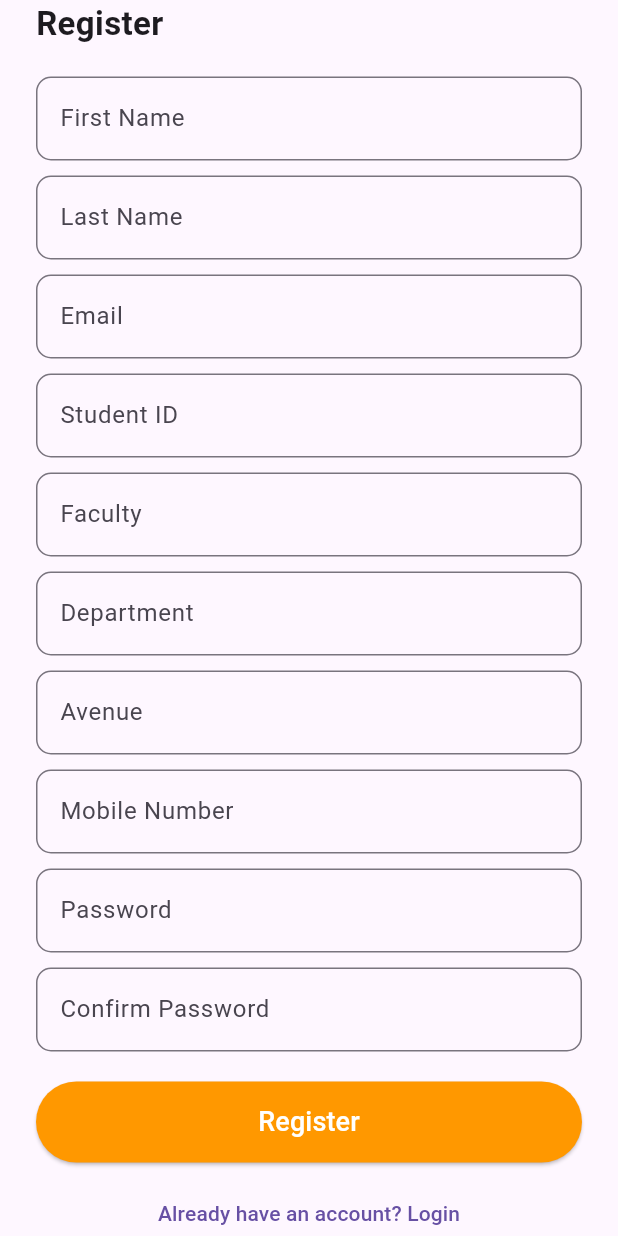
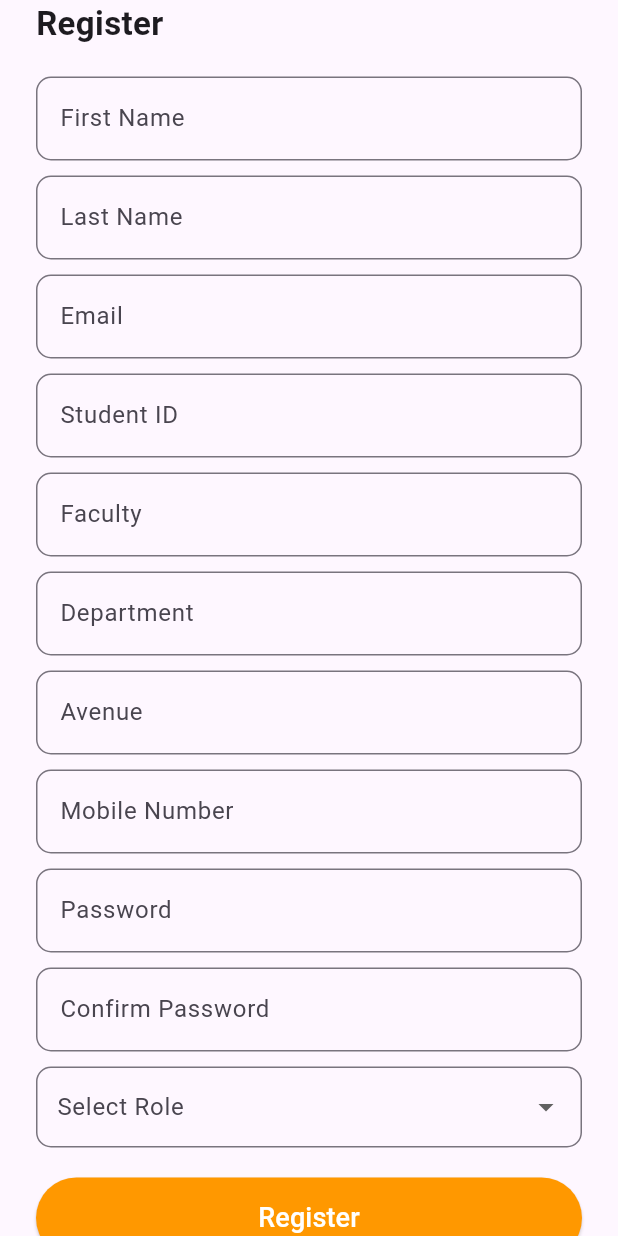
Before and after one commit to Rami2212/UOK-LEO-APP, a Flutter app: the RegisterScreen screen opened by its route, on a phone screen of 412 x 824 dp. Run offline on Flutter 3.47's test engine with Material 3 defaults, Android fonts, the phone set to English and light mode, and no system bars; our stand-ins replace shared_preferences; accounts and stored records are empty.

Commit message:
register screen updated

```diff
--- a/Front-End/uok_leo_app/lib/data/models/registration_request.dart
+++ b/Front-End/uok_leo_app/lib/data/models/registration_request.dart
@@ -8,6 +8,7 @@ class RegistrationRequest {
   final String avenue;
   final String mobileNumber;
   final String password;
+  final String role;
 
   RegistrationRequest({
     required this.name,
@@ -19,8 +20,10 @@ class RegistrationRequest {
     required this.avenue,
     required this.mobileNumber,
     required this.password,
+    required this.role,
   });
 
+  // Convert RegistrationRequest to JSON for API request
   Map<String, dynamic> toJson() {
     return {
       'name': name,
@@ -32,6 +35,7 @@ class RegistrationRequest {
       'avenue': avenue,
       'mobileNumber': mobileNumber,
       'password': password,
+      'role': role,
     };
   }
 }
--- a/Front-End/uok_leo_app/lib/data/models/registration_response.dart
+++ b/Front-End/uok_leo_app/lib/data/models/registration_response.dart
@@ -1,17 +1,15 @@
 class RegistrationResponse {
-  final String message; // Success or error message
-  final String userId;  // User ID if needed
-  final String token;  // Token if needed
+  final String userId;
+  final String token;
 
   RegistrationResponse({
-    required this.message,
     required this.userId,
     required this.token,
   });
 
+  // Convert JSON response to RegistrationResponse model
   factory RegistrationResponse.fromJson(Map<String, dynamic> json) {
     return RegistrationResponse(
-      message: json['message'],
       userId: json['userId'],
       token: json['token'],
     );
--- a/Front-End/uok_leo_app/lib/screens/register_screen.dart
+++ b/Front-End/uok_leo_app/lib/screens/register_screen.dart
@@ -23,7 +23,12 @@ class _RegisterScreenState extends State<RegisterScreen> {
   final TextEditingController _passwordController = TextEditingController();
   final TextEditingController _confirmPasswordController = TextEditingController();
 
+  String? _selectedRole;
+  final List<String> _roles = ['Member', 'Director'];
+
   bool _isLoading = false;
+
+  String? _role = 'Member';
 
   void _handleRegister() async {
     if (_passwordController.text != _confirmPasswordController.text) {
@@ -45,6 +50,7 @@ class _RegisterScreenState extends State<RegisterScreen> {
       avenue: _avenueController.text.trim(),
       mobileNumber: _mobileController.text.trim(),
       password: _passwordController.text.trim(),
+      role: _role!,
     );
 
     setState(() {
@@ -99,6 +105,19 @@ class _RegisterScreenState extends State<RegisterScreen> {
             CustomTextField(hintText: 'Password', controller: _passwordController, isPassword: true),
             const SizedBox(height: 10),
             CustomTextField(hintText: 'Confirm Password', controller: _confirmPasswordController, isPassword: true),
+            const SizedBox(height: 10),
+
+            CustomDropdown(
+              hintText: 'Select Role',
+              items: _roles,
+              value: _selectedRole,
+              onChanged: (String? newValue) {
+                setState(() {
+                  _selectedRole = newValue;
+                });
+              },
+            ),
+
             const SizedBox(height: 20),
             CustomButton(
               text: _isLoading ? "Registering..." : 'Register',
--- a/Front-End/uok_leo_app/lib/widgets/widgets.dart
+++ b/Front-End/uok_leo_app/lib/widgets/widgets.dart
@@ -54,3 +54,39 @@ class CustomButton extends StatelessWidget {
     );
   }
 }
+
+class CustomDropdown extends StatelessWidget {
+  final String hintText;
+  final List<String> items;
+  final String? value;
+  final ValueChanged<String?> onChanged;
+
+  const CustomDropdown({
+    Key? key,
+    required this.hintText,
+    required this.items,
+    required this.value,
+    required this.onChanged,
+  }) : super(key: key);
+
+  @override
+  Widget build(BuildContext context) {
+    return DropdownButtonFormField<String>(
+      value: value,
+      onChanged: onChanged,
+      decoration: InputDecoration(
+        labelText: hintText,
+        border: OutlineInputBorder(
+          borderRadius: BorderRadius.circular(10),
+        ),
+        contentPadding: EdgeInsets.symmetric(vertical: 15, horizontal: 10),
+      ),
+      items: items.map((String item) {
+        return DropdownMenuItem<String>(
+          value: item,
+          child: Text(item),
+        );
+      }).toList(),
+    );
+  }
+}
```
